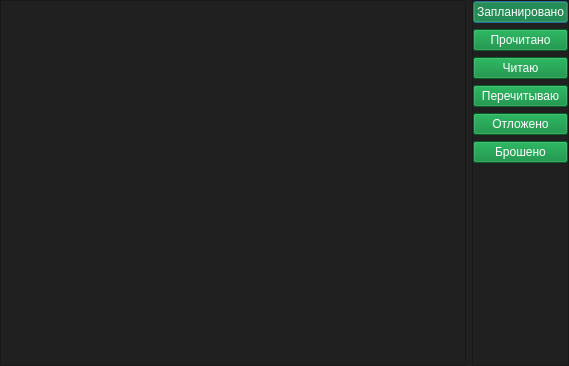
Above: forms/desu_library.ui from brandonzorn/Nlight before the change. Below: the same form after it.
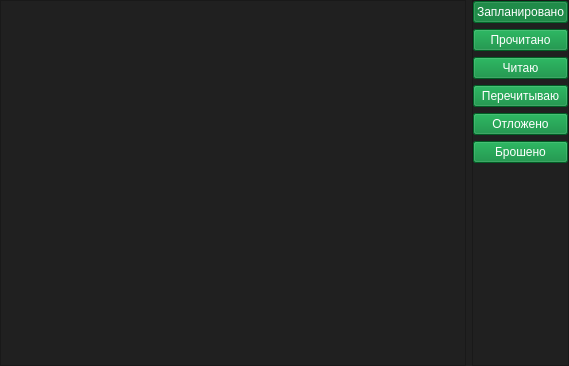
That is the form after the change.

Patch:
```diff
--- a/forms/desu_library.ui
+++ b/forms/desu_library.ui
@@ -15,6 +15,7 @@
   </property>
   <property name="styleSheet">
    <string notr="true">color: rgb(255, 255, 255);
+selection-background-color: rgb(0, 133, 52);
 background-color: rgb(32, 32, 32);</string>
   </property>
   <layout class="QHBoxLayout" name="horizontalLayout">
```
Left out of the diff: 224 changed lines with no effect on the pictures.
